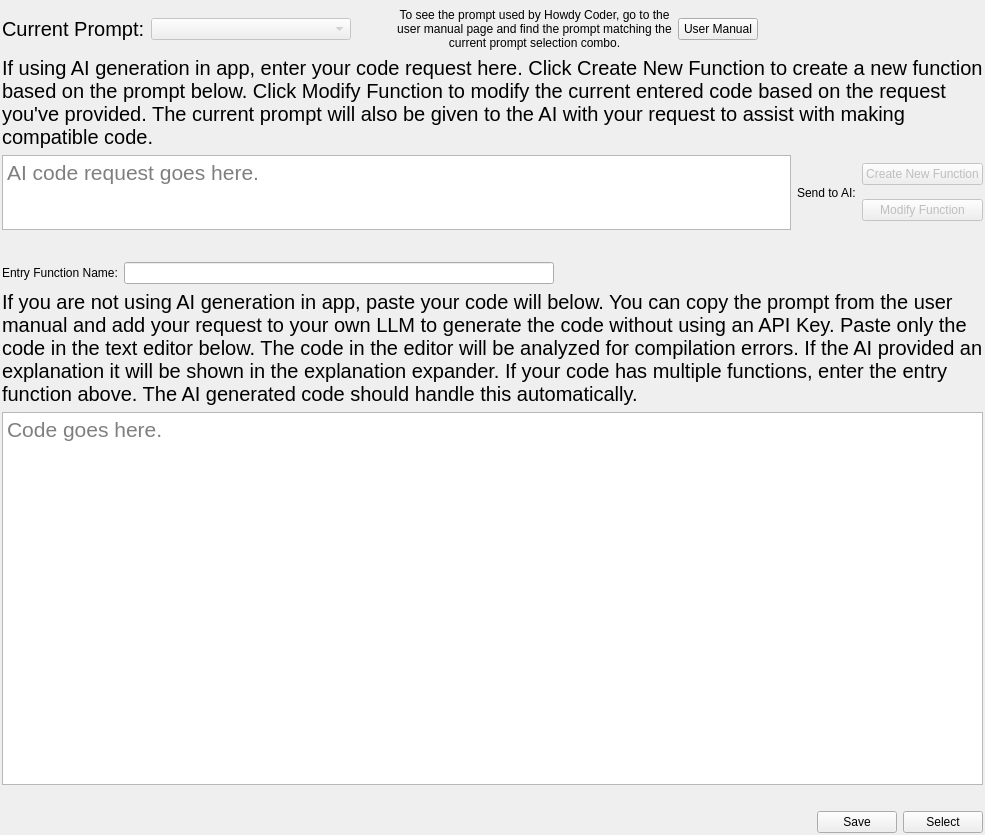
Old version of the form howdyCoder/ui/qtUiFiles/funcSelectorCodePage.ui in the repository rmallow/howdyCoder.
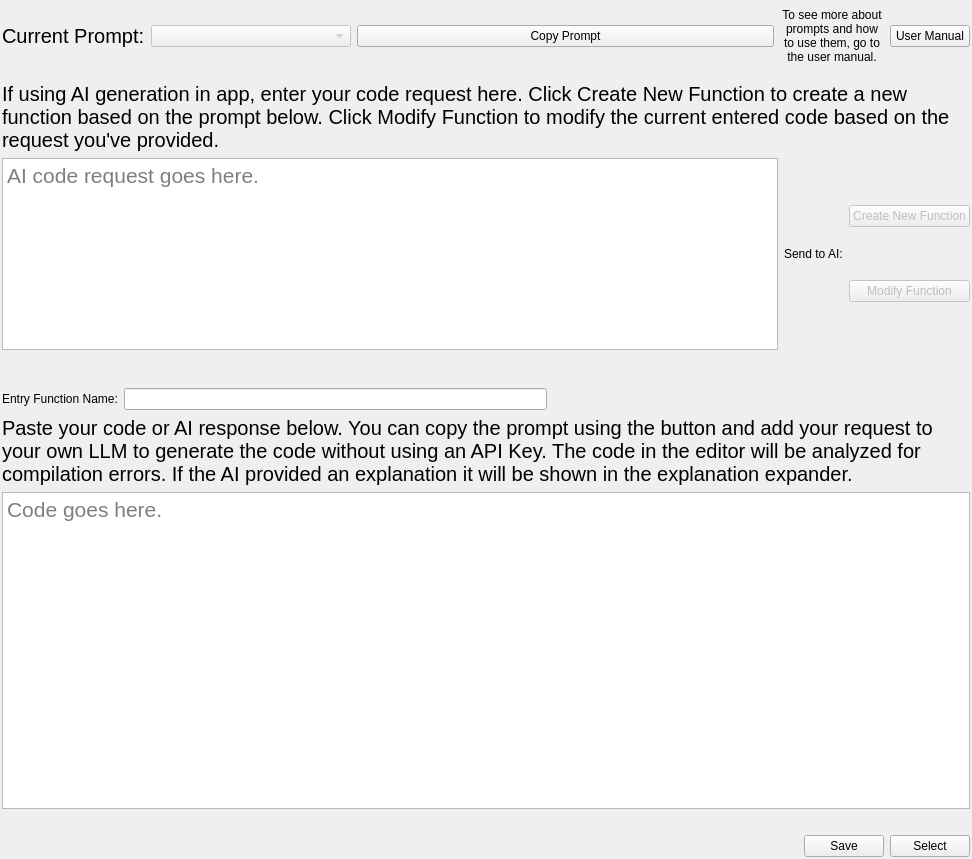
New version of the form. Custom widgets are drawn as their Qt base class.

Commit message: adding completer, splitting number to integer/decimal, fixing suggested params, resetting func selector code page properly and other small fixes

Diff of the .ui file:
```diff
--- a/howdyCoder/ui/qtUiFiles/funcSelectorCodePage.ui
+++ b/howdyCoder/ui/qtUiFiles/funcSelectorCodePage.ui
@@ -6,8 +6,8 @@
    <rect>
     <x>0</x>
     <y>0</y>
-    <width>985</width>
-    <height>835</height>
+    <width>972</width>
+    <height>859</height>
    </rect>
   </property>
   <property name="windowTitle">
@@ -26,9 +26,6 @@
    <property name="bottomMargin">
     <number>2</number>
    </property>
-   <item>
-    <widget class="KeyMonitorWidget" name="key_monitor_widget" native="true"/>
-   </item>
    <item>
     <widget class="QWidget" name="prompt_select_box" native="true">
      <layout class="QHBoxLayout" name="horizontalLayout_4">
@@ -36,16 +33,22 @@
        <number>0</number>
       </property>
       <property name="topMargin">
-       <number>0</number>
+       <number>6</number>
       </property>
       <property name="rightMargin">
        <number>0</number>
       </property>
       <property name="bottomMargin">
-       <number>0</number>
+       <number>6</number>
       </property>
       <item>
        <widget class="QLabel" name="prompt_label">
+        <property name="sizePolicy">
+         <sizepolicy hsizetype="Maximum" vsizetype="Preferred">
+          <horstretch>1</horstretch>
+          <verstretch>0</verstretch>
+         </sizepolicy>
+        </property>
         <property name="font">
          <font>
           <pointsize>15</pointsize>
@@ -62,8 +65,8 @@
          <bool>false</bool>
         </property>
         <property name="sizePolicy">
-         <sizepolicy hsizetype="Preferred" vsizetype="Fixed">
-          <horstretch>0</horstretch>
+         <sizepolicy hsizetype="Maximum" vsizetype="Fixed">
+          <horstretch>1</horstretch>
           <verstretch>0</verstretch>
          </sizepolicy>
         </property>
@@ -76,25 +79,31 @@
        </widget>
       </item>
       <item>
-       <spacer name="horizontalSpacer_4">
-        <property name="orientation">
-         <enum>Qt::Horizontal</enum>
+       <widget class="QPushButton" name="prompt_copy_button">
+        <property name="sizePolicy">
+         <sizepolicy hsizetype="MinimumExpanding" vsizetype="Fixed">
+          <horstretch>4</horstretch>
+          <verstretch>0</verstretch>
+         </sizepolicy>
         </property>
-        <property name="sizeType">
-         <enum>QSizePolicy::Maximum</enum>
+        <property name="text">
+         <string>Copy Prompt</string>
         </property>
-        <property name="sizeHint" stdset="0">
-         <size>
-          <width>40</width>
-          <height>20</height>
-         </size>
-        </property>
-       </spacer>
+       </widget>
       </item>
       <item>
        <widget class="QLabel" name="label_3">
+        <property name="sizePolicy">
+         <sizepolicy hsizetype="Maximum" vsizetype="Preferred">
+          <horstretch>1</horstretch>
+          <verstretch>0</verstretch>
+         </sizepolicy>
+        </property>
         <property name="text">
-         <string>To see the prompt used by Howdy Coder, go to the user manual page and find the prompt matching the current prompt selection combo.</string>
+         <string>To see more about prompts and how to use them, go to the user manual.</string>
+        </property>
+        <property name="scaledContents">
+         <bool>false</bool>
         </property>
         <property name="alignment">
          <set>Qt::AlignCenter</set>
@@ -106,36 +115,59 @@
       </item>
       <item>
        <widget class="QPushButton" name="prompt_user_manual_button">
+        <property name="sizePolicy">
+         <sizepolicy hsizetype="Maximum" vsizetype="Fixed">
+          <horstretch>1</horstretch>
+          <verstretch>0</verstretch>
+         </sizepolicy>
+        </property>
         <property name="text">
          <string>User Manual</string>
         </property>
        </widget>
       </item>
-      <item>
-       <spacer name="horizontalSpacer_2">
-        <property name="orientation">
-         <enum>Qt::Horizontal</enum>
-        </property>
-        <property name="sizeHint" stdset="0">
-         <size>
-          <width>40</width>
-          <height>20</height>
-         </size>
-        </property>
-       </spacer>
-      </item>
      </layout>
     </widget>
    </item>
+   <item>
+    <widget class="KeyMonitorWidget" name="key_monitor_widget" native="true"/>
+   </item>
+   <item>
+    <widget class="QWidget" name="prompt_box" native="true">
+     <property name="sizePolicy">
+      <sizepolicy hsizetype="Preferred" vsizetype="Preferred">
+       <horstretch>0</horstretch>
+       <verstretch>0</verstretch>
+      </sizepolicy>
+     </property>
+     <layout class="QVBoxLayout" name="verticalLayout_3">
+      <property name="leftMargin">
+       <number>0</number>
+      </property>
+      <property name="topMargin">
+       <number>0</number>
+      </property>
+      <property name="rightMargin">
+       <number>0</number>
+      </property>
+      <property name="bottomMargin">
+       <number>0</number>
+      </property>
    <item>
     <widget class="QLabel" name="infoLabel">
+        <property name="sizePolicy">
+         <sizepolicy hsizetype="Preferred" vsizetype="Preferred">
+          <horstretch>0</horstretch>
+          <verstretch>1</verstretch>
+         </sizepolicy>
+        </property>
      <property name="font">
       <font>
        <pointsize>15</pointsize>
       </font>
      </property>
      <property name="text">
-      <string>If using AI generation in app, enter your code request here. Click Create New Function to create a new function based on the prompt below. Click Modify Function to modify the current entered code based on the request you've provided. The current prompt will also be given to the AI with your request to assist with making compatible code.</string>
+         <string>If using AI generation in app, enter your code request here. Click Create New Function to create a new function based on the prompt below. Click Modify Function to modify the current entered code based on the request you've provided.</string>
      </property>
      <property name="wordWrap">
       <bool>true</bool>
@@ -143,11 +175,11 @@
     </widget>
    </item>
    <item>
-    <widget class="QWidget" name="promptBox" native="true">
+       <widget class="QWidget" name="inner_prompt_box" native="true">
      <property name="sizePolicy">
       <sizepolicy hsizetype="Preferred" vsizetype="Preferred">
        <horstretch>0</horstretch>
-       <verstretch>1</verstretch>
+          <verstretch>4</verstretch>
       </sizepolicy>
      </property>
      <layout class="QHBoxLayout" name="horizontalLayout_6">
@@ -161,14 +193,14 @@
        <number>0</number>
       </property>
       <property name="bottomMargin">
-       <number>0</number>
+          <number>6</number>
       </property>
       <item>
        <widget class="QPlainTextEdit" name="prompt_text_edit">
         <property name="sizePolicy">
-         <sizepolicy hsizetype="Expanding" vsizetype="Expanding">
+            <sizepolicy hsizetype="Expanding" vsizetype="Maximum">
           <horstretch>0</horstretch>
-          <verstretch>1</verstretch>
+             <verstretch>0</verstretch>
          </sizepolicy>
         </property>
         <property name="font">
@@ -232,24 +264,6 @@
      </layout>
     </widget>
    </item>
-   <item>
-    <widget class="QWidget" name="widget_2" native="true">
-     <layout class="QHBoxLayout" name="horizontalLayout_2">
-      <property name="leftMargin">
-       <number>0</number>
-      </property>
-      <property name="topMargin">
-       <number>0</number>
-      </property>
-      <property name="rightMargin">
-       <number>0</number>
-      </property>
-      <property name="bottomMargin">
-       <number>0</number>
-      </property>
-     </layout>
-    </widget>
-   </item>
    <item>
     <widget class="QLabel" name="prompt_error">
      <property name="styleSheet">
@@ -260,6 +274,27 @@
      </property>
     </widget>
    </item>
+     </layout>
+    </widget>
+   </item>
+   <item>
+    <widget class="QWidget" name="widget_2" native="true">
+     <layout class="QHBoxLayout" name="horizontalLayout_2">
+      <property name="leftMargin">
+       <number>0</number>
+      </property>
+      <property name="topMargin">
+       <number>0</number>
+      </property>
+      <property name="rightMargin">
+       <number>0</number>
+      </property>
+      <property name="bottomMargin">
+       <number>0</number>
+      </property>
+     </layout>
+    </widget>
+   </item>
    <item>
     <widget class="QWidget" name="widget_3" native="true">
      <layout class="QHBoxLayout" name="horizontalLayout_3">
@@ -309,7 +344,7 @@
       </font>
      </property>
      <property name="text">
-      <string>If you are not using AI generation in app, paste your code will below. You can copy the prompt from the user manual and add your request to your own LLM to generate the code without using an API Key. Paste only the code in the text editor below. The code in the editor will be analyzed for compilation errors. If the AI provided an explanation it will be shown in the explanation expander. If your code has multiple functions, enter the entry function above. The AI generated code should handle this automatically.</string>
+      <string>Paste your code or AI response below. You can copy the prompt using the button and add your request to your own LLM to generate the code without using an API Key. The code in the editor will be analyzed for compilation errors. If the AI provided an explanation it will be shown in the explanation expander.</string>
      </property>
      <property name="wordWrap">
       <bool>true</bool>
```
Lines whose indentation alone changed are shown as unchanged. The commit also changes 19 other files.
